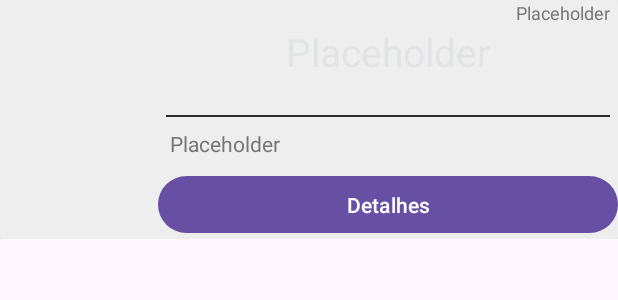
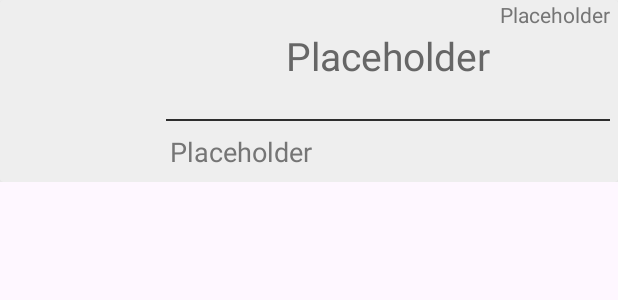
Before and after one commit to vascosilverio/AvistaDAM, an Android app: the layout cell_observacao.xml on its own in the app's theme, with its tools: preview values and no code run, on a phone screen of 412 x 824 dp. Shown: the top 300 px of the screen. Run offline under Robolectric (Android 15) with nearby library versions, the phone set to English and light mode, and no system bars.

Commit message:
Melhoramentos dos detalhes das observações.

```diff
--- a/app/src/main/java/com/example/avista/ui/MainActivity.kt
+++ b/app/src/main/java/com/example/avista/ui/MainActivity.kt
@@ -41,9 +41,7 @@ class MainActivity : AppCompatActivity() {
         binding = ActivityMainBinding.inflate(layoutInflater)
         setContentView(binding.root)
 
-        observacaoAdapter = ObservacaoListAdapter(listaObservacoes, ObservacaoListAdapter.OnClickListener{
-            Toast.makeText(applicationContext,it.data, Toast.LENGTH_SHORT).show()
-        })
+        observacaoAdapter = ObservacaoListAdapter(listaObservacoes)
 
         // colocar o nome de utilizador na view
         binding.txtViewBoasVindas.setText("Olá $utilizador")
@@ -59,7 +57,7 @@ class MainActivity : AppCompatActivity() {
 
         binding.btnLogout.setOnClickListener{
             // limpar o login guardado na sharedPreferences
-            val sharedPref = getSharedPreferences("utilizador", MODE_PRIVATE)
+            val sharedPref = getSharedPreferences("utilizadorAutenticado", MODE_PRIVATE)
             val editor = sharedPref.edit()
             editor.clear()
             editor.apply()
--- a/app/src/main/res/layout/cell_observacao.xml
+++ b/app/src/main/res/layout/cell_observacao.xml
@@ -48,7 +48,7 @@
                     android:gravity="top|end"
                     android:text="@string/data_placeholder"
                     android:textColor="#757575"
-                    android:textSize="12sp" />
+                    android:textSize="14sp" />
 
                 <TextView
                     android:id="@+id/txtEspecie"
@@ -90,19 +90,14 @@
                     android:scrollHorizontally="true"
                     android:text="@string/data_placeholder"
                     android:textColor="#757575"
-                    android:textSize="14sp" />
+                    android:textSize="18sp" />
 
-                <Button
-                    android:id="@+id/btnAbreDialog"
-                    android:layout_width="match_parent"
-                    android:layout_height="46dp"
-                    android:text="Detalhes" />
+            </LinearLayout>
 
 
-
-            </LinearLayout>
 
         </LinearLayout>
 
     </androidx.cardview.widget.CardView>
+
 </LinearLayout>
--- a/app/src/main/res/values/colors.xml
+++ b/app/src/main/res/values/colors.xml
@@ -2,7 +2,7 @@
 <resources>
     <color name="black">#FF000000</color>
     <color name="white">#FFFFFFFF</color>
-    <color name="color">#12345678</color>
+    <color name="color">#666666</color>
     <color name="red">#FF0000</color>
     <color name="cardColor">#EEEEEE</color>
 </resources>
```
Also changed, not shown: app/src/main/java/com/example/avista/adapter/ObservacaoListAdapter.kt (+14 -14 lines).
